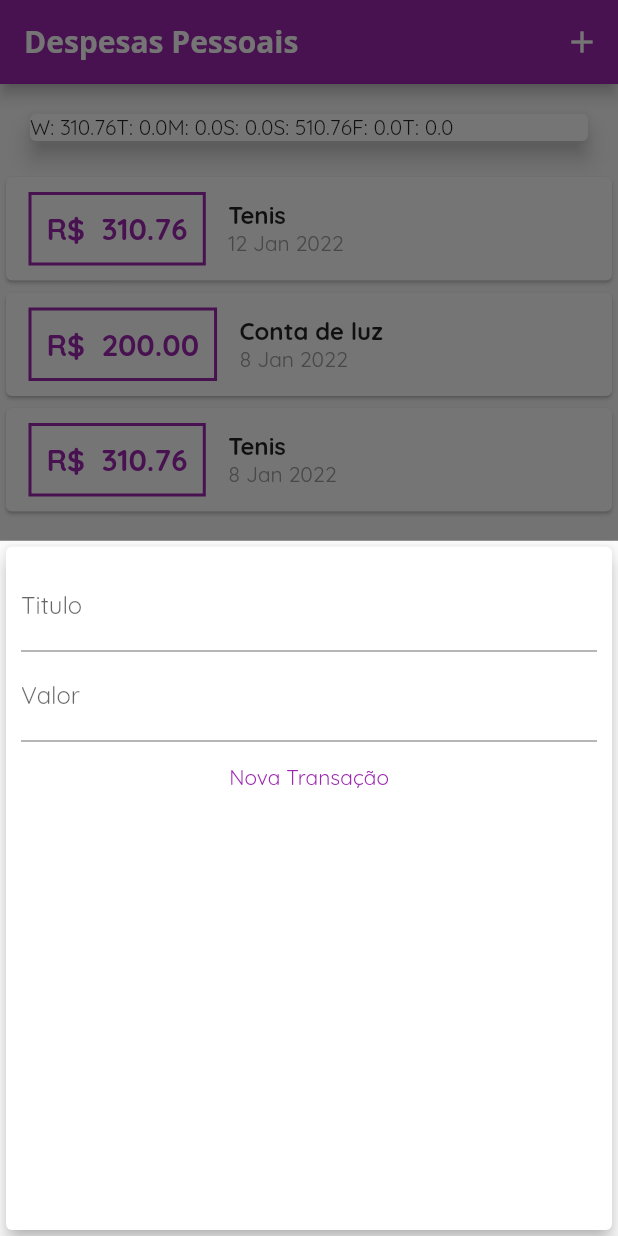
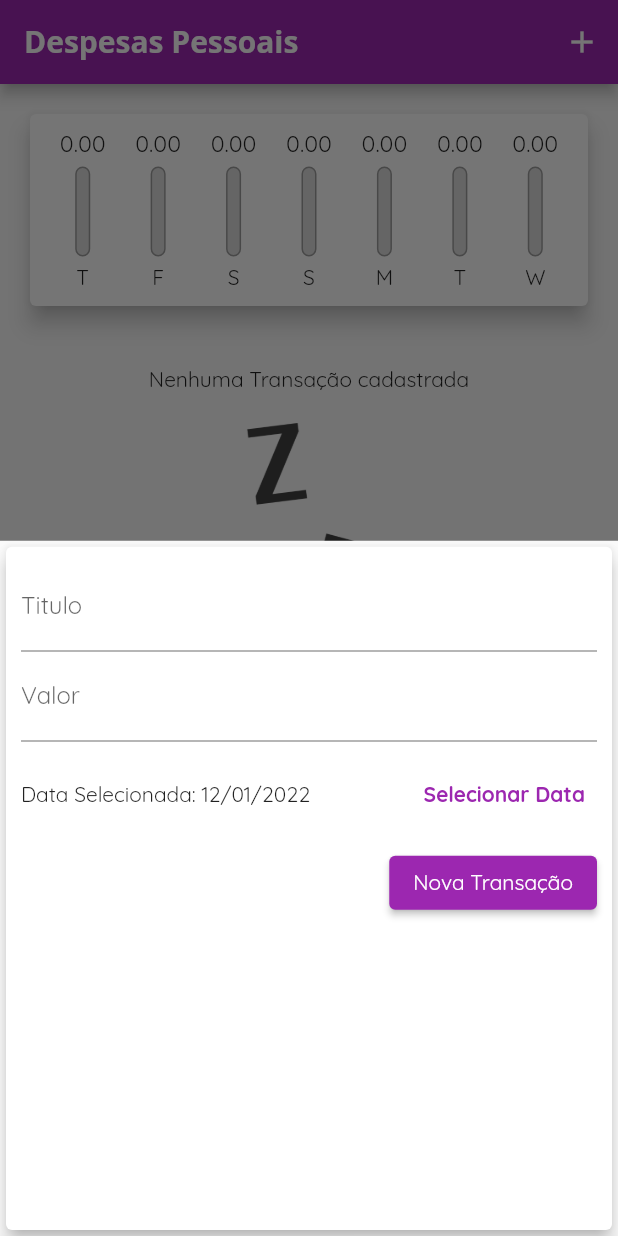
Before and after one commit to AntonioMellies/app_controle_despesas, a Flutter app: the screen it shows after launch, after a tap on the "add" icon, on a phone screen of 412 x 824 dp. Run offline on Flutter 3.47's test engine with Material 2 defaults, Android fonts, the phone set to English and light mode, and no system bars.

Commit message:
Finished app

```diff
--- a/lib/components/chart.dart
+++ b/lib/components/chart.dart
@@ -2,11 +2,18 @@ import 'package:flutter/material.dart';
 import 'package:intl/intl.dart';
 
 import '../models/transaction.dart';
+import './chart_bar.dart';
 
 class Chart extends StatelessWidget {
   final List<Transaction> recentTransactions;
 
   Chart(this.recentTransactions);
+
+  double get _weekTotalValue {
+    return recentTransactions.fold(0.0, (sum, tr) {
+      return sum + tr.value;
+    });
+  }
 
   List<Map<String, Object>> get groupedTransactions {
     return List.generate(7, (index) {
@@ -21,8 +28,9 @@ class Chart extends StatelessWidget {
       return {
         'day': DateFormat.E().format(weekDay)[0],
         'value': totalSum,
+        'percentage': _weekTotalValue == 0 ? 0 : totalSum / _weekTotalValue
       };
-    });
+    }).reversed.toList();
   }
 
   @override
@@ -30,10 +38,21 @@ class Chart extends StatelessWidget {
     return Card(
       elevation: 6,
       margin: EdgeInsets.all(20),
-      child: Row(
-        children: groupedTransactions.map((tr) {
-          return Text('${tr['day']}: ${tr['value']}');
-        }).toList(),
+      child: Padding(
+        padding: const EdgeInsets.all(10.0),
+        child: Row(
+          mainAxisAlignment: MainAxisAlignment.spaceAround,
+          children: groupedTransactions.map((tr) {
+            return Flexible(
+              fit: FlexFit.tight,
+              child: ChartBar(
+                tr['day'].toString(),
+                double.parse(tr['value'].toString()),
+                double.parse(tr['percentage'].toString()),
+              ),
+            );
+          }).toList(),
+        ),
       ),
     );
   }
--- a/lib/components/chart_bar.dart
+++ b/lib/components/chart_bar.dart
@@ -1,11 +1,58 @@
 import 'package:flutter/material.dart';
 
 class ChartBar extends StatelessWidget {
+  final String label;
+  final double value;
+  final double percentage;
+
+  ChartBar(
+    this.label,
+    this.value,
+    this.percentage,
+  );
 
   @override
   Widget build(BuildContext context) {
-    return Container(
-
+    return Column(
+      children: [
+        Container(
+          height: 20,
+          child: FittedBox(
+            child: Text('${value.toStringAsFixed(2)}'),
+          ),
+        ),
+        SizedBox(height: 5),
+        Container(
+          height: 60,
+          width: 10,
+          child: Stack(
+            alignment: Alignment.bottomCenter,
+            children: [
+              Container(
+                decoration: BoxDecoration(
+                  border: Border.all(
+                    color: Colors.grey,
+                    width: 1.0,
+                  ),
+                  color: Color.fromRGBO(220, 220, 220, 1),
+                  borderRadius: BorderRadius.circular(5),
+                ),
+              ),
+              FractionallySizedBox(
+                heightFactor: percentage,
+                child: Container(
+                  decoration: BoxDecoration(
+                    color: Theme.of(context).colorScheme.primary,
+                    borderRadius: BorderRadius.circular(5),
+                  ),
+                ),
+              ),
+            ],
+          ),
+        ),
+        SizedBox(height: 5),
+        Text(label)
+      ],
     );
   }
 }
--- a/lib/components/transaction_form.dart
+++ b/lib/components/transaction_form.dart
@@ -1,9 +1,8 @@
-import 'dart:ffi';
-
 import 'package:flutter/material.dart';
+import 'package:intl/intl.dart';
 
 class TransactionForm extends StatefulWidget {
-  final void Function(String, double) onSubmit;
+  final void Function(String, double, DateTime) onSubmit;
 
   TransactionForm(this.onSubmit);
 
@@ -12,18 +11,34 @@ class TransactionForm extends StatefulWidget {
 }
 
 class _TransactionFormState extends State<TransactionForm> {
-  final titleController = TextEditingController();
-
-  final valueController = TextEditingController();
+  final _titleController = TextEditingController();
+  final _valueController = TextEditingController();
+  DateTime _selectedDate = DateTime.now();
 
   _submitForm() {
-    final title = titleController.text;
-    final value = double.tryParse(valueController.text) ?? 0.0;
+    final title = _titleController.text;
+    final value = double.tryParse(_valueController.text) ?? 0.0;
 
     if (title.isEmpty || value <= 0) {
       return;
     }
-    widget.onSubmit(title, value);
+    widget.onSubmit(title, value, _selectedDate);
+  }
+
+  _showDatePicker() {
+    showDatePicker(
+      context: context,
+      initialDate: DateTime.now(),
+      firstDate: DateTime(2019),
+      lastDate: DateTime.now(),
+    ).then((value) {
+      if (value == null) {
+        return null;
+      }
+      setState(() {
+        _selectedDate = value;
+      });
+    });
   }
 
   @override
@@ -35,26 +50,53 @@ class _TransactionFormState extends State<TransactionForm> {
         child: Column(
           children: <Widget>[
             TextField(
-              controller: titleController,
+              controller: _titleController,
               onSubmitted: (_) => _submitForm(),
               decoration: InputDecoration(
                 labelText: 'Titulo',
               ),
             ),
             TextField(
-              controller: valueController,
+              controller: _valueController,
               onSubmitted: (_) => _submitForm(),
               keyboardType: TextInputType.numberWithOptions(decimal: true),
               decoration: InputDecoration(
                 labelText: 'Valor',
               ),
             ),
-            TextButton(
-              onPressed: _submitForm,
-              child: Text('Nova Transação'),
-              style: TextButton.styleFrom(
-                primary: Colors.purple,
+            Container(
+              height: 70,
+              child: Row(
+                children: [
+                  Expanded(
+                    child: Text(
+                      _selectedDate == null
+                          ? 'Nenhuma data selecionada'
+                          : 'Data Selecionada: ${DateFormat('dd/MM/y').format(_selectedDate)}',
+                    ),
+                  ),
+                  TextButton(
+                    child: Text(
+                      'Selecionar Data',
+                      style: TextStyle(
+                        fontWeight: FontWeight.bold,
+                      ),
+                    ),
+                    onPressed: _showDatePicker,
+                  )
+                ],
               ),
+            ),
+            Row(
+              mainAxisAlignment: MainAxisAlignment.end,
+              children: [
+                ElevatedButton(
+                  onPressed: _submitForm,
+                  child: Text(
+                    'Nova Transação',
+                  ),
+                ),
+              ],
             ),
           ],
         ),
--- a/lib/components/transaction_list.dart
+++ b/lib/components/transaction_list.dart
@@ -5,8 +5,9 @@ import '../models/transaction.dart';
 
 class TransactionList extends StatelessWidget {
   final List<Transaction> transactions;
+  final Function(String) onRemove;
 
-  TransactionList(this.transactions);
+  TransactionList(this.transactions, this.onRemove);
 
   @override
   Widget build(BuildContext context) {
@@ -32,48 +33,35 @@ class TransactionList extends StatelessWidget {
                 itemBuilder: (ctx, index) {
                   final tr = transactions[index];
                   return Card(
-                    child: Row(
-                      children: <Widget>[
-                        Container(
-                          margin: EdgeInsets.symmetric(
-                            horizontal: 15,
-                            vertical: 10,
+                    elevation: 5,
+                    margin: const EdgeInsets.symmetric(
+                      vertical: 8,
+                      horizontal: 5,
                     ),
-                          decoration: BoxDecoration(
-                            border: Border.all(
-                              color: Theme.of(context).colorScheme.primary,
-                              width: 2,
-                            ),
-                          ),
-                          padding: EdgeInsets.all(10),
-                          child: Text(
-                            'R\$  ${tr.value.toStringAsFixed(2)}',
-                            style: TextStyle(
-                              fontWeight: FontWeight.bold,
-                              fontSize: 20,
-                              color: Theme.of(context).colorScheme.primary,
+                    child: ListTile(
+                      leading: CircleAvatar(
+                        radius: 30,
+                        backgroundColor: Theme.of(context).colorScheme.primary,
+                        child: Padding(
+                          padding: const EdgeInsets.all(6.0),
+                          child: FittedBox(
+                            child: Text('R\$${tr.value}'),
                           ),
                         ),
                       ),
-                        Column(
-                          crossAxisAlignment: CrossAxisAlignment.start,
-                          children: <Widget>[
-                            Text(
+                      title: Text(
                         tr.title,
-                              style: TextStyle(
-                                fontWeight: FontWeight.bold,
-                                fontSize: 16,
                       ),
+                      subtitle: Text(
+                        DateFormat('d MMM y').format(tr.date),
                       ),
-                            Text(
-                              DateFormat('d MMM y').format(tr.date),
-                              style: TextStyle(
-                                color: Colors.grey,
+                      trailing: IconButton(
+                        icon: Icon(Icons.delete),
+                        color: Theme.of(context).colorScheme.error,
+                        onPressed: () {
+                          onRemove(tr.id);
+                        },
                       ),
-                            ),
-                          ],
-                        )
-                      ],
                     ),
                   );
                 },
--- a/lib/main.dart
+++ b/lib/main.dart
@@ -39,24 +39,12 @@ class MyHomePage extends StatefulWidget {
 
 class _MyHomePageState extends State<MyHomePage> {
   final List<Transaction> _transactions = [
-    Transaction(
-      id: 't1',
-      title: 'Tenis',
-      value: 310.76,
-      date: DateTime.now(),
-    ),
-    Transaction(
-      id: 't2',
-      title: 'Conta de luz',
-      value: 200.00,
-      date: DateTime.now().subtract(Duration(days: 4)),
-    ),
-    Transaction(
-      id: 't1',
-      title: 'Tenis',
-      value: 310.76,
-      date: DateTime.now().subtract(Duration(days: 4)),
-    ),
+    // Transaction(
+    //   id: 't1',
+    //   title: 'Conta 1',
+    //   value: 300.00,
+    //   date: DateTime.now(),
+    // )
   ];
 
   List<Transaction> get _recentTransacrions {
@@ -65,18 +53,24 @@ class _MyHomePageState extends State<MyHomePage> {
     }).toList();
   }
 
-  _addTransaction(String title, double value) {
+  _addTransaction(String title, double value, DateTime date) {
     final newTransaction = Transaction(
         id: Random().nextDouble().toString(),
         title: title,
         value: value,
-        date: DateTime.now());
+        date: date);
 
     setState(() {
       _transactions.add(newTransaction);
     });
 
     Navigator.of(context).pop();
+  }
+
+  _removeTransaction(String id) {
+    setState(() {
+      _transactions.removeWhere((element) => element.id == id);
+    });
   }
 
   _openTransactionFormModal(BuildContext context) {
@@ -105,7 +99,7 @@ class _MyHomePageState extends State<MyHomePage> {
           crossAxisAlignment: CrossAxisAlignment.stretch,
           children: <Widget>[
             Chart(_recentTransacrions),
-            TransactionList(_transactions),
+            TransactionList(_transactions, _removeTransaction),
           ],
         ),
       ),
```
Lines whose indentation alone changed are shown as unchanged.
